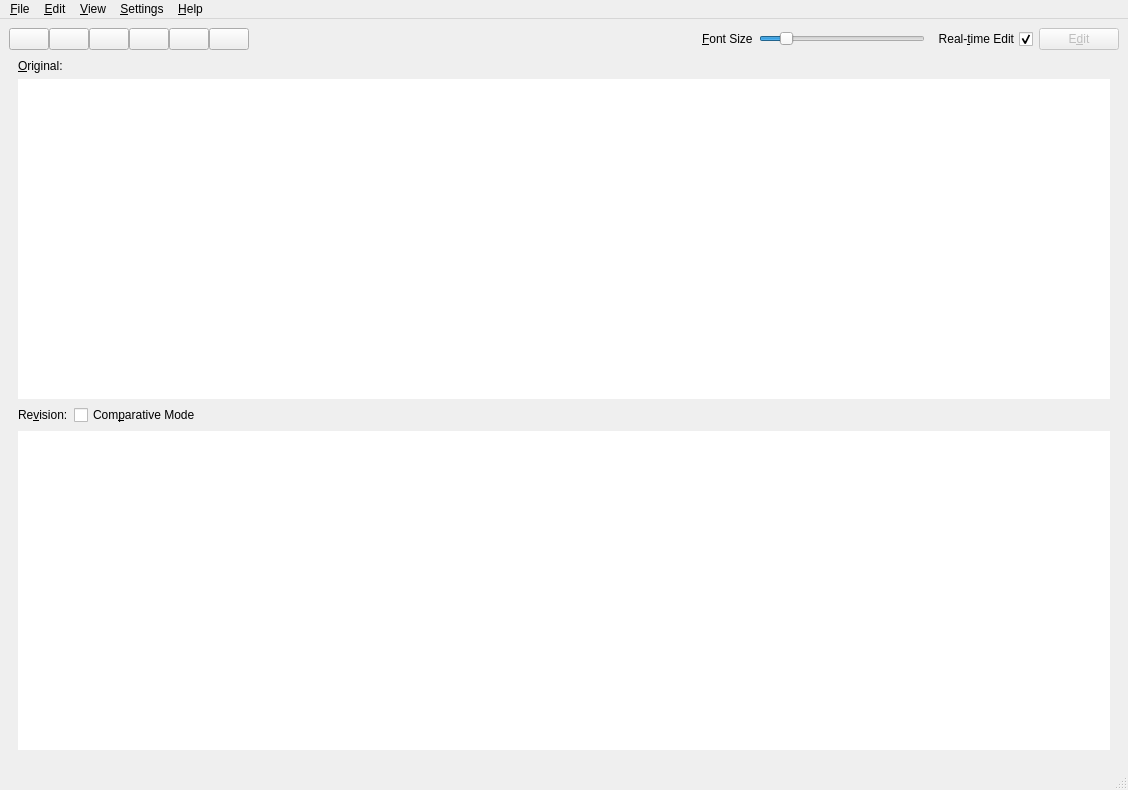
Old version of the form negar_gui/mwin.ui in the repository javadr/negar-gui.
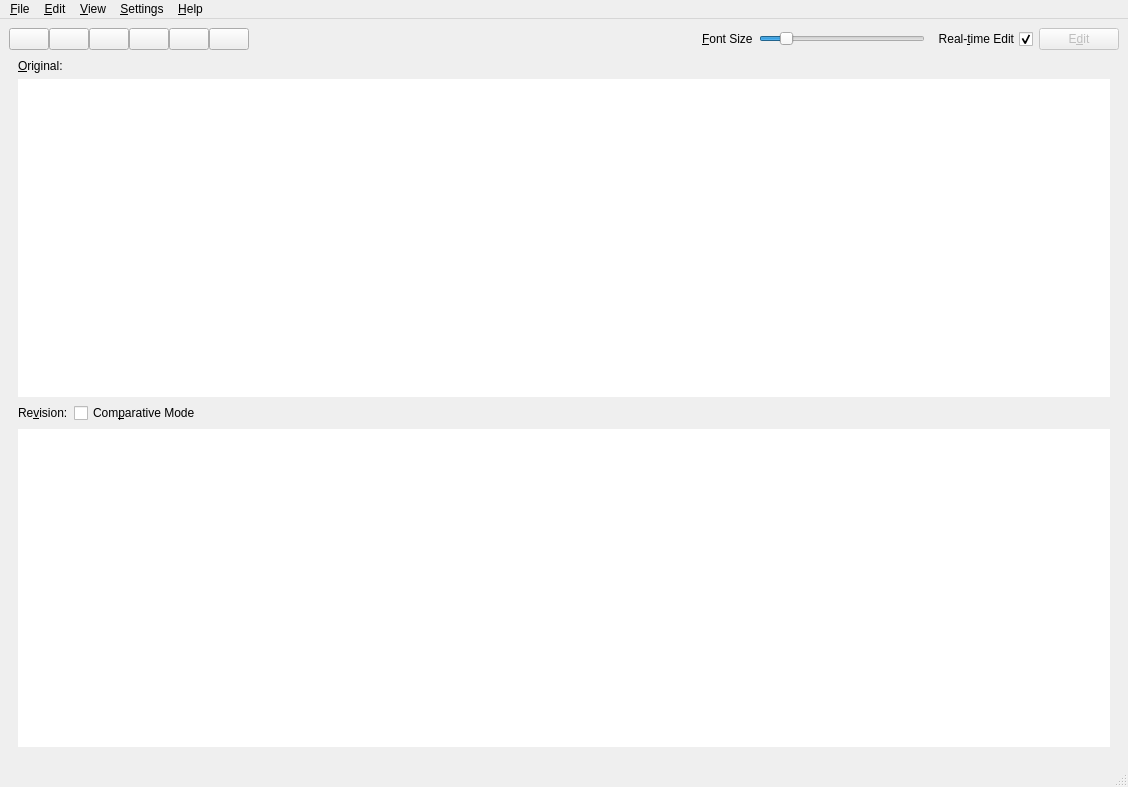
New version of the form. Icons and pictures are not drawn.

Commit message: feat(ui): add Shift-modified action for generating QR from input text

Diff of the .ui file:
```diff
--- a/negar_gui/mwin.ui
+++ b/negar_gui/mwin.ui
@@ -7,7 +7,7 @@
     <x>0</x>
     <y>0</y>
     <width>1128</width>
-    <height>790</height>
+    <height>787</height>
    </rect>
   </property>
   <property name="focusPolicy">
```
Left out of the diff: 2 changed lines with no effect on the pictures. The commit also changes 7 other files.
